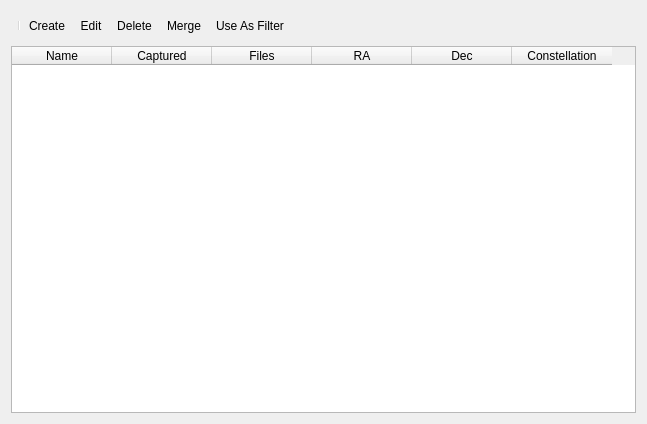
Before: the Qt Designer form photonfinder/ui/ProjectsWindow.ui in bcolyn/PhotonFinder, drawn with Qt 5.
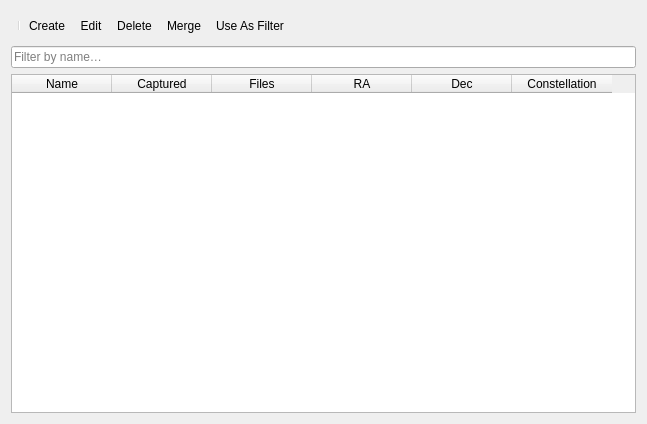
After: the same form once the commit is applied. Icons and pictures are not drawn.

Commit message: Bug fixes, Project list improvements export: clear darkflats when using masterflat

What changed in the file:
```diff
--- a/photonfinder/ui/ProjectsWindow.ui
+++ b/photonfinder/ui/ProjectsWindow.ui
@@ -42,6 +42,16 @@
      <addaction name="actionUseAsFilter"/>
     </widget>
    </item>
+   <item>
+    <widget class="QLineEdit" name="filterEdit">
+     <property name="placeholderText">
+      <string>Filter by name…</string>
+     </property>
+     <property name="clearButtonEnabled">
+      <bool>true</bool>
+     </property>
+    </widget>
+   </item>
    <item>
     <widget class="QTableWidget" name="tableWidget">
      <property name="editTriggers">
```
The commit also changes 4 other files.
